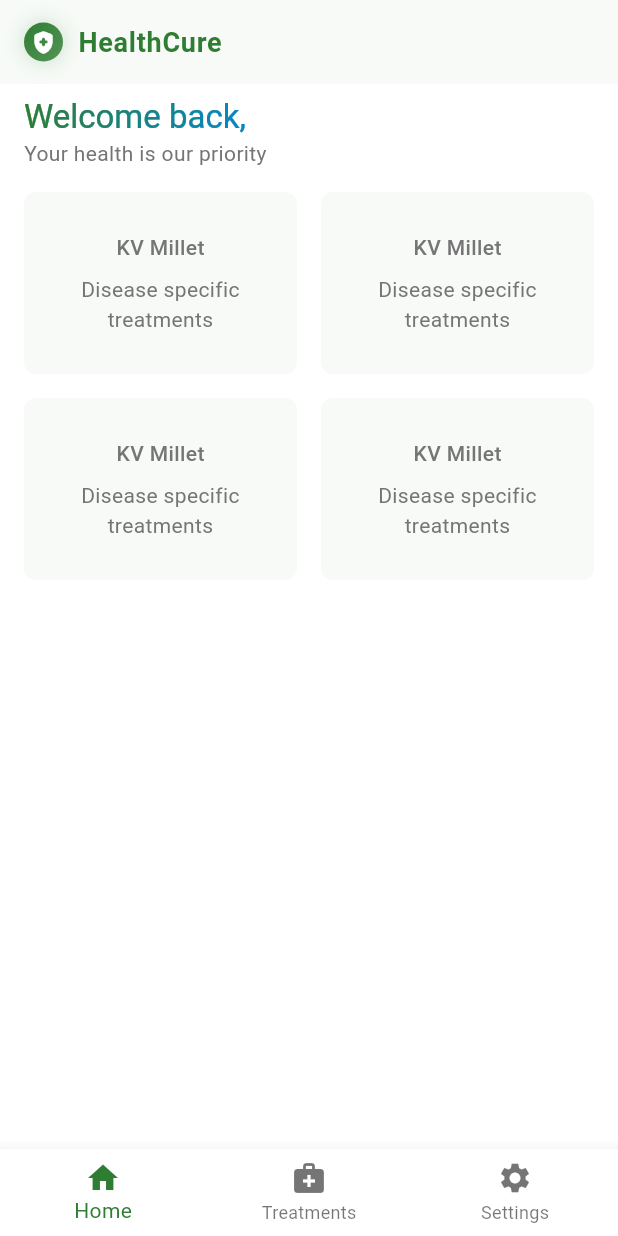
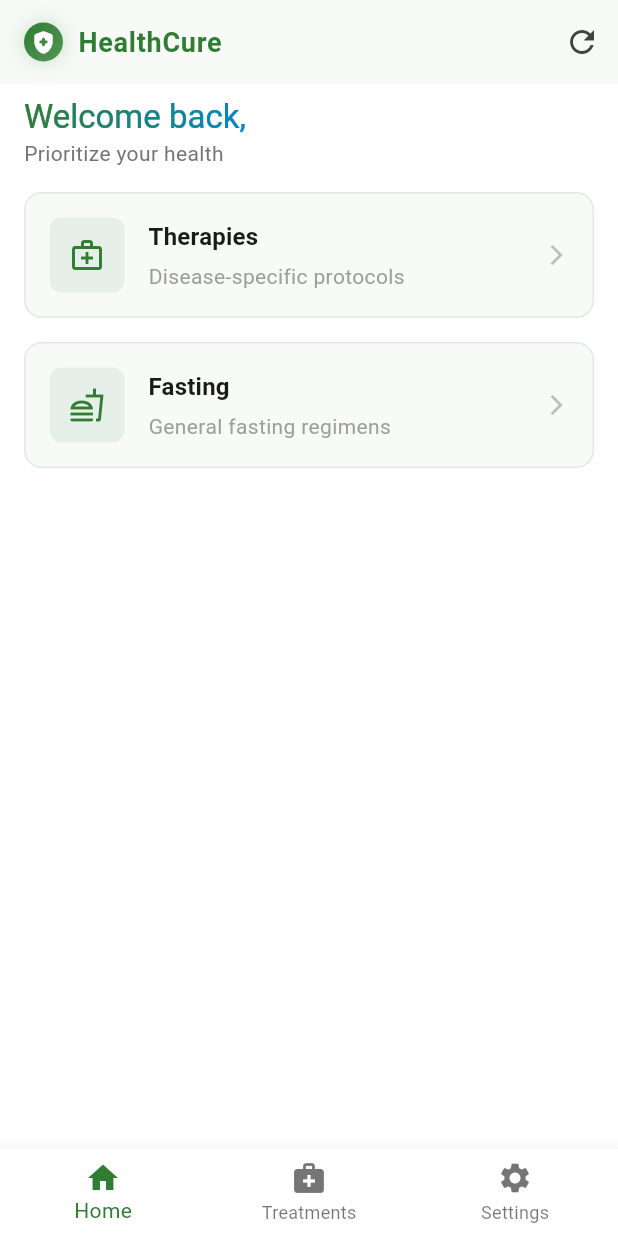
Before and after one commit to NagesoHaile/health_cure, a Flutter app: the HomeScreen screen opened by its route, on a phone screen of 412 x 824 dp. Run offline on Flutter 3.47's test engine with Material 3 defaults, Android fonts, the phone set to English and light mode, and no system bars; our stand-ins replace cloud_firestore, equatable, firebase_auth, firebase_core, flutter_bloc, flutter_spinkit and 10 more; accounts and stored records are empty.

Commit message:
in home page there should be only two major categories of therapy

```diff
--- a/lib/features/home/pages/home_screen.dart
+++ b/lib/features/home/pages/home_screen.dart
@@ -1,9 +1,15 @@
 import 'package:firebase_auth/firebase_auth.dart';
 import 'package:flutter/material.dart';
+import 'package:go_router/go_router.dart';
+import 'package:health_cure/config/route/route_name.dart';
 import 'package:health_cure/core/widgets/app_logo.dart';
 import 'package:health_cure/config/theme/app_colors.dart';
 import 'package:health_cure/features/authentication/services/authentication_service.dart';
 import 'package:logger/logger.dart';
+import 'package:flutter_bloc/flutter_bloc.dart';
+import 'package:health_cure/features/home/blocs/therapy_bloc/therapy_bloc.dart';
+import 'package:skeletonizer/skeletonizer.dart';
+
 class HomeScreen extends StatefulWidget {
   const HomeScreen({super.key});
 
@@ -14,10 +20,11 @@ class HomeScreen extends StatefulWidget {
 class _HomeScreenState extends State<HomeScreen> {
   @override
   void initState() {
-    // TODO: implement initState
     super.initState();
     getUserData();
+    context.read<TherapyBloc>().add(GetTherapiesEvent());
   }
+
   User? user;
   void getUserData() async {
     final user = await AuthenticationService().getCurrentUser();
@@ -26,82 +33,148 @@ class _HomeScreenState extends State<HomeScreen> {
     });
     Logger().i(user);
   }
+
+  List<Map<String, dynamic>> therapies = [
+    {
+      'name': 'Therapies',
+      'description': 'Disease-specific protocols',
+      "icon": Icons.medical_services_outlined,
+    },
+    {
+      'name': 'Fasting',
+      'description': 'General fasting regimens',
+      "icon": Icons.fastfood_outlined,
+    },
+  ];
   @override
   Widget build(BuildContext context) {
+    return BlocBuilder<TherapyBloc, TherapyState>(
+      builder: (context, state) {
         return Scaffold(
           appBar: AppBar(
             title: AppLogo(),
+            actions: [
+              IconButton(
+                onPressed: () {
+                  context.read<TherapyBloc>().add(GetTherapiesEvent());
+                },
+                icon: Icon(Icons.refresh),
+              ),
+            ],
           ),
           body: SafeArea(
             child: SingleChildScrollView(
               child: Padding(
-            padding: const EdgeInsets.only(left: 16.0, right: 16.0, top: 8.0),
+                padding: const EdgeInsets.only(
+                  left: 16.0,
+                  right: 16.0,
+                  top: 8.0,
+                ),
                 child: Column(
                   crossAxisAlignment: CrossAxisAlignment.start,
                   children: [
                     ShaderMask(
-                  shaderCallback: (bounds) => LinearGradient(
-                    colors: [
-                      AppColors.primary,
-                      AppColors.secondary,
-                    ],
+                      shaderCallback:
+                          (bounds) => LinearGradient(
+                            colors: [AppColors.primary, AppColors.secondary],
                             begin: Alignment.topLeft,
                             end: Alignment.bottomRight,
                           ).createShader(bounds),
                       child: Text(
                         'Welcome back, ${user?.displayName?.split(' ')[0] ?? "to HealthCure"}',
                         style: Theme.of(context).textTheme.titleLarge?.copyWith(
-                      color: Colors.white, // This color will be replaced by the gradient
+                          color:
+                              Colors
+                                  .white, // This color will be replaced by the gradient
                         ),
                       ),
                     ),
-                Text('Your health is our priority',style: Theme.of(context).textTheme.bodyMedium?.copyWith(color: Colors.grey.shade600),),
+                    Text(
+                      'Prioritize your health',
+                      style: Theme.of(context).textTheme.bodyMedium?.copyWith(
+                        color: Colors.grey.shade600,
+                      ),
+                    ),
                     // Image.asset('assets/images/home_image.png',height: 200,width: 200,),
-                const SizedBox(height: 16,),
+                    const SizedBox(height: 16),
 
-                // const SizedBox(height: 16,),
-                // Text('Treatment Categories',style: Theme.of(context).textTheme.titleLarge?.copyWith(fontWeight: FontWeight.bold),),
-                SizedBox(
-                  height: 400, // Fixed height for the grid
-                  child: GridView.builder(
+
+                    ListView.builder(
                       shrinkWrap: true,
                       physics: const NeverScrollableScrollPhysics(),
-                    gridDelegate: const SliverGridDelegateWithFixedCrossAxisCount(
-                      crossAxisCount: 2,
-                      childAspectRatio: 1.5,
-                      crossAxisSpacing: 16,
-                      mainAxisSpacing: 16,
-                    ),
-                    itemCount: 4, // Specify the number of items
+                      itemCount: therapies.length,
                       itemBuilder: (context, index) {
                         return GestureDetector(
                           onTap: () {
-                          // context.pushNamed(RouteName.treatmentDetails);
+                            if(index == 0){
+                              context.goNamed(RouteName.treatments);
+                            } else if(index == 1){
+                              context.pushNamed(RouteName.fastingTherapy);
+                            }
                           },
                           child: Container(
+                            margin: const EdgeInsets.only(bottom: 16),
                             padding: const EdgeInsets.all(16),
                             decoration: BoxDecoration(
-                            // color: Colors.grey.shade200,
-                            color: Theme.of(context).colorScheme.primary.withAlpha(10),
+                              color: Theme.of(
+                                context,
+                              ).colorScheme.primary.withAlpha(10),
+                              borderRadius: BorderRadius.circular(12),
+                              border: Border.all(
+                                color: Theme.of(
+                                  context,
+                                ).colorScheme.primary.withAlpha(30),
+                                width: 1,
+                              ),
+                            ),
+                            child: Row(
+                              children: [
+                                Container(
+                                  width: 50,
+                                  height: 50,
+                                  decoration: BoxDecoration(
+                                    color: Theme.of(
+                                      context,
+                                    ).colorScheme.primary.withAlpha(20),
                                     borderRadius: BorderRadius.circular(8),
                                   ),
+                                  child: Icon(
+                                    therapies[index]['icon'],
+                                    color:
+                                        Theme.of(context).colorScheme.primary,
+                                  ),
+                                ),
+                                const SizedBox(width: 16),
+                                Expanded(
                                   child: Column(
-                            mainAxisAlignment: MainAxisAlignment.center,
+                                    crossAxisAlignment:
+                                        CrossAxisAlignment.start,
                                     children: [
                                       Text(
-                                'KV Millet',
-                                style: Theme.of(context).textTheme.bodyMedium?.copyWith(
-                                  color: Colors.grey.shade600,
-                                  fontWeight: FontWeight.w500,
+                                        therapies[index]['name'],
+                                        style: Theme.of(
+                                          context,
+                                        ).textTheme.titleMedium?.copyWith(
+                                          // color: Colors.grey.shade800,
+                                          fontWeight: FontWeight.w600,
                                         ),
                                       ),
-                              const SizedBox(height: 8),
+                                      const SizedBox(height: 4),
                                         Text(
-                                'Disease specific treatments',
-                                style: Theme.of(context).textTheme.bodyMedium?.copyWith(
-                                  color: Colors.grey.shade600,
+                                          therapies[index]['description'],
+                                          style: Theme.of(
+                                            context,
+                                          ).textTheme.bodyMedium?.copyWith(
+                                            color: Colors.grey.shade500,
                                           ),
-                                textAlign: TextAlign.center,
+                                        ),
+                                    ],
+                                  ),
+                                ),
+                                Icon(
+                                  Icons.arrow_forward_ios,
+                                  size: 16,
+                                  color: Colors.grey.shade400,
                                 ),
                               ],
                             ),
@@ -109,12 +182,13 @@ class _HomeScreenState extends State<HomeScreen> {
                         );
                       },
                     ),
-                ),
                   ],
                 ),
               ),
             ),
           ),
         );
+      },
+    );
   }
 }
```
Lines whose indentation alone changed are shown as unchanged.
